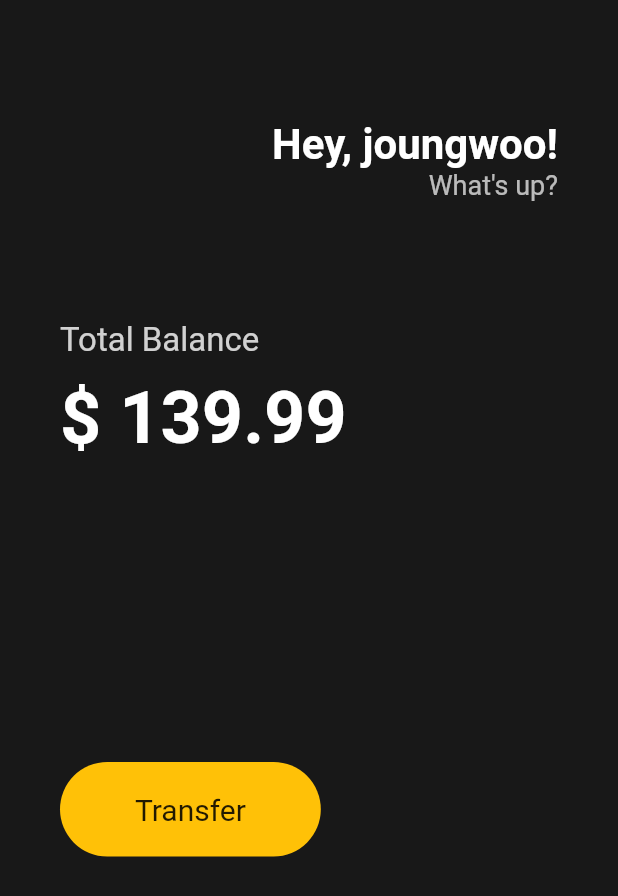
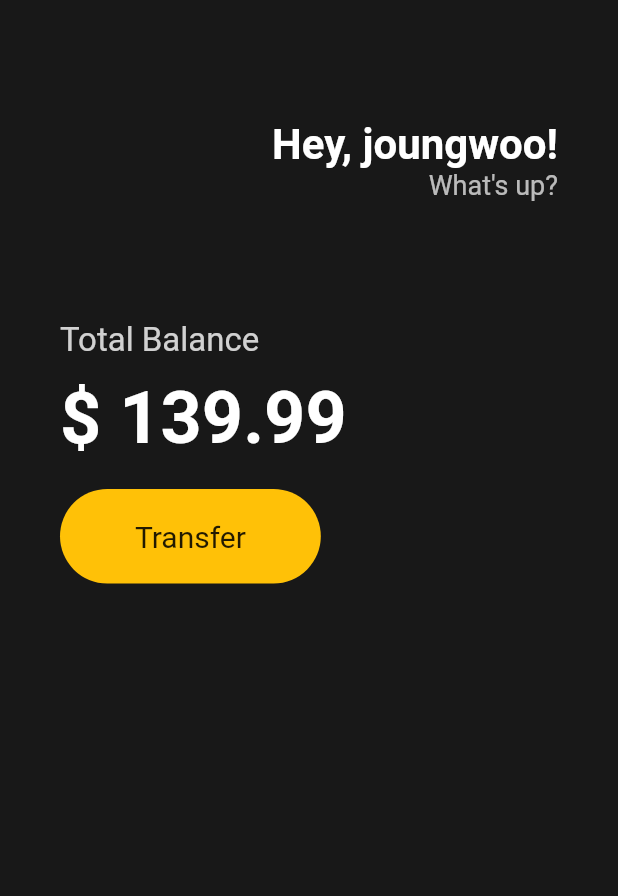
Before and after one commit to ljw8124/flutter-ex, a Flutter app: the screen it shows after launch, on a phone screen of 412 x 824 dp. Shown: the top 896 px of the screen. Run offline on Flutter 3.47's test engine with Material 2 defaults, Android fonts, the phone set to English and light mode, and no system bars.

Commit message:
Update main.dart

```diff
--- a/flutter_ex01/lib/main.dart
+++ b/flutter_ex01/lib/main.dart
@@ -75,7 +75,7 @@ class App extends StatelessWidget {
                     fontWeight: FontWeight.w600),
               ),
               const SizedBox(
-                height: 202,
+                height: 20,
               ),
               Row(
                 children: [
```
